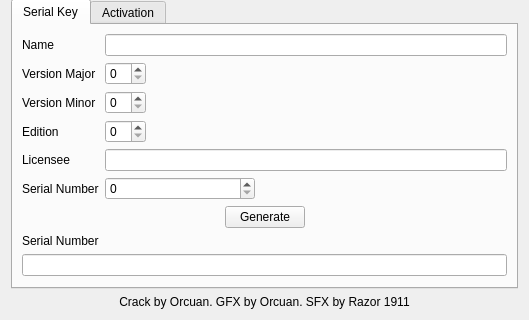
Above: Source/ZETools/ZELCLicenseTool/ZELCLicenseToolWindow.ui from orcun-gokbulut/ze before the change; both pictures show x 0 to 529 and y 180 to 500 of the 529 by 500 pixel window. Below: the same form after it.
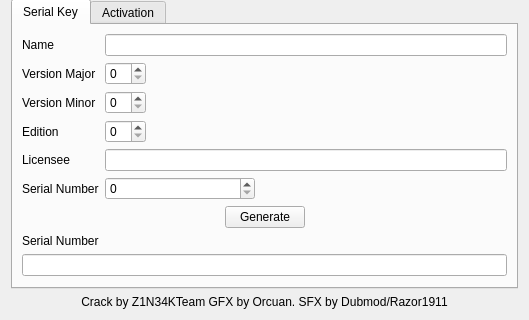
That is the form after the change.

The edit to the form file:
```diff
--- a/Source/ZETools/ZELCLicenseTool/ZELCLicenseToolWindow.ui
+++ b/Source/ZETools/ZELCLicenseTool/ZELCLicenseToolWindow.ui
@@ -294,7 +294,7 @@
    <item>
     <widget class="QLabel" name="label_11">
      <property name="text">
-      <string>&lt;html&gt;&lt;head/&gt;&lt;body&gt;&lt;p align=&quot;center&quot;&gt;Crack by Orcuan. GFX by Orcuan. SFX by Razor 1911&lt;/p&gt;&lt;/body&gt;&lt;/html&gt;</string>
+      <string>&lt;html&gt;&lt;head/&gt;&lt;body&gt;&lt;p align=&quot;center&quot;&gt;Crack by Z1N34KTeam GFX by Orcuan. SFX by Dubmod/Razor1911&lt;/p&gt;&lt;/body&gt;&lt;/html&gt;</string>
      </property>
     </widget>
    </item>
```
